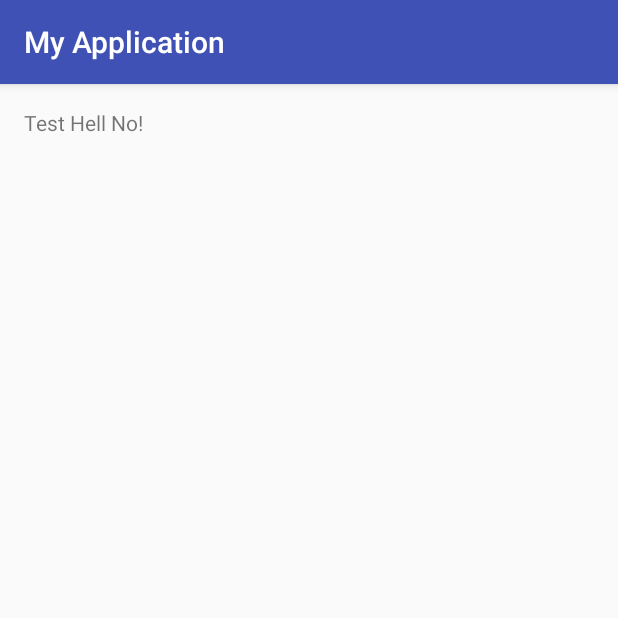
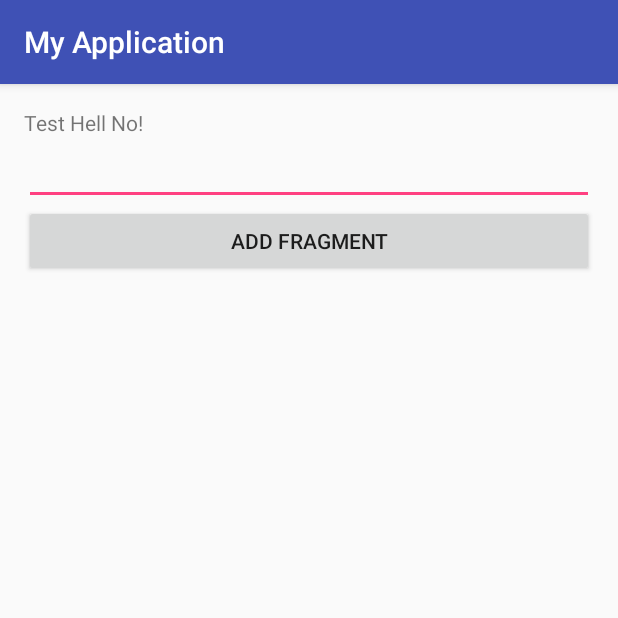
Before and after one commit to deniotokiari/training-epam-2016, an Android app: the screen it shows after launch (MainActivity), on a phone screen of 412 x 824 dp, the top half of it. Run offline under Robolectric (Android 15) with nearby library versions, the phone set to English and light mode, and no system bars.

Commit message:
base components class examples

```diff
--- /dev/null
+++ b/MyApplication/app/src/main/java/com/example/mikhail_sianko/myapplication/App.java
@@ -0,0 +1,21 @@
+package com.example.mikhail_sianko.myapplication;
+
+import android.app.Application;
+
+/**
+ * Created by Alex Dzeshko on 30-Sep-16.
+ */
+
+public class App extends Application {
+
+    @Override
+    public void onCreate() {
+        super.onCreate();
+
+    }
+
+    @Override
+    public void unregisterActivityLifecycleCallbacks(ActivityLifecycleCallbacks callback) {
+        super.unregisterActivityLifecycleCallbacks(callback);
+    }
+}
--- /dev/null
+++ b/MyApplication/app/src/main/java/com/example/mikhail_sianko/myapplication/ui/MainActivity.java
@@ -0,0 +1,78 @@
+package com.example.mikhail_sianko.myapplication.ui;
+
+import android.content.Context;
+import android.content.Intent;
+import android.os.Bundle;
+import android.support.annotation.NonNull;
+import android.support.v7.app.AppCompatActivity;
+import android.text.Editable;
+import android.text.TextWatcher;
+import android.view.View;
+import android.widget.EditText;
+import android.widget.TextView;
+
+import com.example.mikhail_sianko.myapplication.R;
+
+public class MainActivity extends AppCompatActivity {
+
+    public static final String KEY_EDIT = "edit";
+
+    private EditText editText;
+    private TextView textView;
+
+    @Override
+    protected void onCreate(Bundle savedInstanceState) {
+        super.onCreate(savedInstanceState);
+        setContentView(R.layout.activity_main);
+
+        editText = (EditText) findViewById(R.id.edit_text);
+        editText.addTextChangedListener(new TextWatcher() {
+            @Override
+            public void beforeTextChanged(CharSequence s, int start, int count, int after) {
+
+            }
+
+            @Override
+            public void onTextChanged(CharSequence s, int start, int before, int count) {
+
+            }
+
+            @Override
+            public void afterTextChanged(Editable s) {
+                textView.setText(s.toString());
+            }
+        });
+        textView = (TextView) findViewById(R.id.textView);
+
+        textView.setOnClickListener(new View.OnClickListener() {
+            @Override
+            public void onClick(View v) {
+                /*SecondActivity.start(MainActivity.this, editText.getText().toString());*/
+                sendBroadcast(new Intent("second"));
+            }
+        });
+
+
+    }
+
+    @Override
+    protected void onStart() {
+        super.onStart();
+    }
+
+    @Override
+    public void onSaveInstanceState(Bundle outState) {
+        super.onSaveInstanceState(outState);
+        outState.putString(KEY_EDIT, textView.getText().toString());
+    }
+
+    @Override
+    protected void onRestoreInstanceState(Bundle savedInstanceState) {
+        super.onRestoreInstanceState(savedInstanceState);
+//        textView.setText(savedInstanceState.getString(KEY_EDIT));
+    }
+
+    public static void start(@NonNull Context context) {
+        context.startActivity(new Intent(context, MainActivity.class));
+    }
+}
--- a/MyApplication/app/src/main/res/layout/activity_main.xml
+++ b/MyApplication/app/src/main/res/layout/activity_main.xml
@@ -1,5 +1,5 @@
 <?xml version="1.0" encoding="utf-8"?>
-<RelativeLayout
+<LinearLayout
     xmlns:android="http://schemas.android.com/apk/res/android"
     xmlns:tools="http://schemas.android.com/tools"
     android:layout_width="match_parent"
@@ -8,10 +8,26 @@
     android:paddingLeft="@dimen/activity_horizontal_margin"
     android:paddingRight="@dimen/activity_horizontal_margin"
     android:paddingTop="@dimen/activity_vertical_margin"
-    tools:context="com.example.mikhail_sianko.myapplication.MainActivity">
+    android:orientation="vertical"
+    tools:context="com.example.mikhail_sianko.myapplication.ui.MainActivity">
 
     <TextView
         android:layout_width="wrap_content"
         android:layout_height="wrap_content"
-        android:text="Test Hell No!"/>
-</RelativeLayout>
+        android:text="Test Hell No!"
+        android:id="@+id/textView" />
+
+    <EditText
+        android:id="@+id/edit_text"
+        android:layout_width="match_parent"
+        android:layout_height="wrap_content" />
+    <Button
+        android:id="@+id/btn_fragment"
+        android:layout_width="match_parent"
+        android:layout_height="wrap_content"
+        android:text="add fragment"/>
+    <FrameLayout
+        android:id="@+id/container"
+        android:layout_width="match_parent"
+        android:layout_height="match_parent"></FrameLayout>
+</LinearLayout>
--- /dev/null
+++ b/MyApplication/app/src/main/res/menu/menu.xml
@@ -0,0 +1,4 @@
+<?xml version="1.0" encoding="utf-8"?>
+<menu xmlns:android="http://schemas.android.com/apk/res/android">
+
+</menu>
--- a/MyApplication/app/src/main/res/values/strings.xml
+++ b/MyApplication/app/src/main/res/values/strings.xml
@@ -1,3 +1,4 @@
 <resources>
     <string name="app_name">My Application</string>
+    <string name="label_second_activity">Second</string>
 </resources>
```
Also changed, not shown: MyApplication/app/src/main/AndroidManifest.xml (+16 -1 lines), MyApplication/app/src/main/java/com/example/mikhail_sianko/myapplication/MainActivity.java (deleted, +0 -13 lines), MyApplication/app/src/main/java/com/example/mikhail_sianko/myapplication/data/InService.java (added, +24 -0 lines), MyApplication/app/src/main/java/com/example/mikhail_sianko/myapplication/data/MyService.java (added, +31 -0 lines), MyApplication/app/src/main/java/com/example/mikhail_sianko/myapplication/data/SomeReceiver.java (added, +19 -0 lines), MyApplication/app/src/main/java/com/example/mikhail_sianko/myapplication/ui/FirstFragment.java (added, +50 -0 lines), MyApplication/app/src/main/java/com/example/mikhail_sianko/myapplication/ui/SecondActivity.java (added, +62 -0 lines), MyApplication/app/src/main/res/layout/fragment.xml (added, +7 -0 lines).
